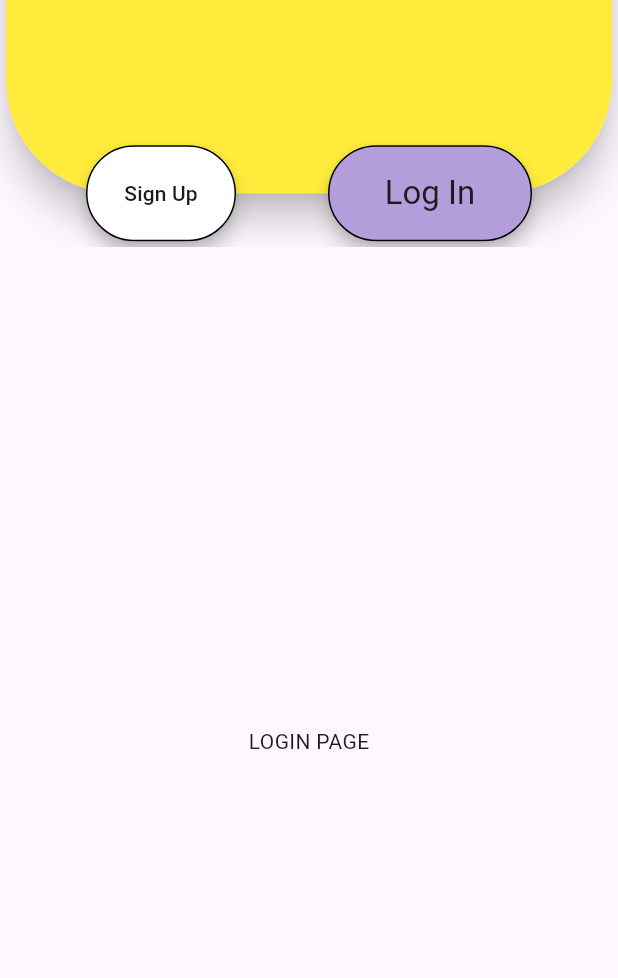
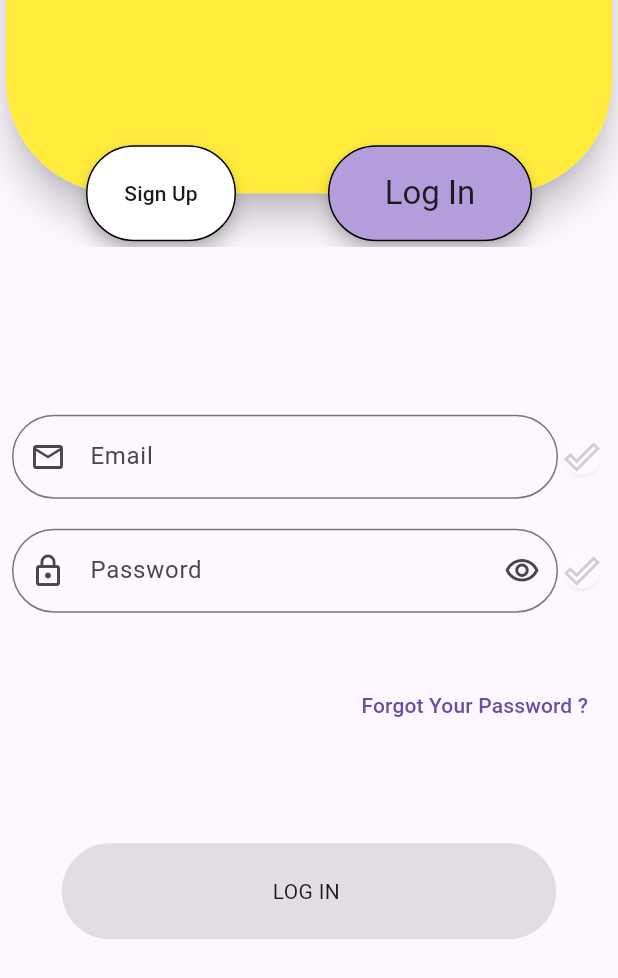
Before and after one commit to cEgemen/weaApp2, a Flutter app: the SignOrLogInView screen opened directly, after a tap on "Log In", on a phone screen of 412 x 824 dp. Shown: the top 978 px of the screen. Run offline on Flutter 3.47's test engine with Material 3 defaults, Android fonts, the phone set to English and light mode, and no system bars; our stand-ins replace flutter_mobx, mobx, shared_preferences; accounts and stored records are empty; generated files the repository leaves out were written again.

Commit message:
log in completted without service

```diff
--- a/lib/core/extensions/context_extension.dart
+++ b/lib/core/extensions/context_extension.dart
@@ -6,4 +6,6 @@ extension ContextExtensions on BuildContext {
   ThemeData get theme => Theme.of(this);
   ColorScheme get colorScheme => theme.colorScheme;
   TextTheme get textTheme => theme.textTheme;
+  MediaQueryData get mediaQ => MediaQuery.of(this);
+
 }
--- a/lib/product/pages/signAndLogInPage/logInPage/log_in_view.dart
+++ b/lib/product/pages/signAndLogInPage/logInPage/log_in_view.dart
@@ -1,14 +1,116 @@
+import 'package:flutter/material.dart';
+import 'package:flutter/widgets.dart';
+import 'package:flutter_mobx/flutter_mobx.dart';
+import '../../../../core/base/base_view.dart';
+import 'log_in_view_state.dart';
+import '../../../useful/padding.dart';
+import '../../../widgets/buttons/templatesButtons/log_in_button.dart';
+import '../../../widgets/textFields/templateW%C4%B0dget/logIn_password_text_field.dart';
 
+class LogInView extends StatefulWidget {
+  const LogInView({super.key});
 
-      import 'package:flutter/material.dart';
+  @override
+  State<LogInView> createState() => _LogInViewState();
+}
 
-class LogInView extends StatelessWidget {
-        const LogInView({super.key});
+class _LogInViewState extends State<LogInView> {
+  @override
+  Widget build(BuildContext context) => BaseView<LogInViewModel>(
+        viewModel: LogInViewModel(),
+        build: (context, viewmodel) => builder(context, viewmodel),
+        initial: (viewModel) {
+          viewModel.setBuildContext(context);
+          viewModel.init();
+        },
+      );
 
-        @override
-        Widget build(BuildContext context) {
-          return const Scaffold(
-                 body: Center(child: Text("LOGIN PAGE"),),
-          );
-        }
-      }
+  Widget builder(BuildContext context, LogInViewModel state) => Padding(
+        padding: const AppPadding.normalHorizontalPadding(),
+        child: Scaffold(
+          resizeToAvoidBottomInset: false,
+          body: Column(
+            children: [
+              Expanded(
+                  flex: 4,
+                  child: Column(
+                    mainAxisAlignment: MainAxisAlignment.end,
+                    children: [
+                      Padding(
+                        padding: const AppPadding.normalOnlyBottomPadding() + const AppPadding.largeOnlyBottomPadding(),
+                        child: _emailTextField(state),
+                      ),
+                      Padding(
+                        padding: const AppPadding.normalOnlyBottomPadding() + const AppPadding.largeOnlyBottomPadding(),
+                        child: passwordTextField(state),
+                      )
+                    ],
+                  )),
+              Expanded(
+                flex: 1,
+                child: _textButton(state),
+              ),
+              Expanded(
+                  flex: 2,
+                  child: _logInButton(state)),
+              const Spacer(flex: 3),
+            ],
+          ),
+        ),
+      );
+
+  Row _emailTextField(LogInViewModel state) {
+    return Row(
+                        children: [
+                          Expanded(
+                            child: TextField(
+                              controller: state.emailController,
+                              onChanged: (value) {
+                                state.checkEmailField();
+                              },
+                              autofillHints: const [AutofillHints.email],
+                              keyboardType: TextInputType.emailAddress,
+                              decoration: InputDecoration(label: Text(state.emailTextFieldText), prefixIcon: const Icon(Icons.email_outlined)),
+                            ),
+                          ),
+                          Observer(builder: (context) => state.setCircleCardIcon(state.isEmailFieldReady))
+                        ],
+                      );
+  }
+
+  Row passwordTextField(LogInViewModel state) {
+    return Row(
+                        children: [
+                          Expanded(
+                              child: LogInPasswordTextField(
+                            controller: state.passwordController,
+                            onChange: (value) {
+                              state.checkPasswordField();
+                            },
+                          )),
+                          Observer(builder: (_) => state.setCircleCardIcon(state.isPasswordFieldReady))
+                        ],
+                      );
+  }
+
+  Row _logInButton(LogInViewModel state) {
+    return Row(
+                  mainAxisAlignment: MainAxisAlignment.center,
+                  crossAxisAlignment: CrossAxisAlignment.end,
+                  children: [
+                    Observer(
+                        builder: (context) => LogInButton(
+                              onPressed: state.isButtonReady ? () {} : null,
+                            ))
+                  ],
+                );
+  }
+
+  Widget _textButton(LogInViewModel state) {
+    return Row(
+      mainAxisAlignment: MainAxisAlignment.end,
+      crossAxisAlignment: CrossAxisAlignment.end,
+      children: [TextButton(onPressed: () {}, child: Text(state.textButtonText))],
+    );
+  }
+}
--- a/lib/product/pages/signAndLogInPage/logInPage/log_in_view_state.dart
+++ b/lib/product/pages/signAndLogInPage/logInPage/log_in_view_state.dart
@@ -0,0 +1,121 @@
+import 'package:flutter/material.dart';
+import 'package:flutter/src/widgets/framework.dart';
+import 'package:mobx/mobx.dart';
+
+import '../../../../core/base/base_view_model.dart';
+import '../../../constants/app_constants.dart';
+import '../../../widgets/cards/circle_icon_card_widget.dart';
+part 'log_in_view_state.g.dart';
+
+class LogInViewModel = _LogInViewModelBase with _$LogInViewModel;
+
+abstract class _LogInViewModelBase with Store, BaseViewModel {
+  final String textButtonText = "Forgot Your Password ?";
+  final String emailTextFieldText = "Email";
+  @observable
+  late bool isButtonReady;
+  @observable
+  late bool isEmailFieldReady;
+  @observable
+  late bool isPasswordFieldReady;
+
+  late final TextEditingController emailController;
+  late final TextEditingController passwordController;
+  final int _maxPasswordLength = 6;
+  @override
+  void setBuildContext(BuildContext context) {
+    bContext = context;
+  }
+
+  @override
+  void init() {
+    isButtonReady = false;
+    isEmailFieldReady = false;
+    isPasswordFieldReady = false;
+    emailController = TextEditingController();
+    passwordController = TextEditingController();
+  }
+
+  Widget setCircleCardIcon(bool isReadyValue) {
+    return CircleIIconCardWidget(
+      icon: Icons.done_outline_outlined,
+      color: _setColor(isReadyValue),
+      sizes: _setSizes(isReadyValue),
+      opacity: _setOpacity(isReadyValue),
+    );
+  }
+
+  double? _setOpacity(bool isReadyValue) => isReadyValue ? null : AppConstants.lowOpacity;
+
+  double? _setSizes(bool isReadyValue) => isReadyValue ? null : AppConstants.lowWidgetSize * .5;
+
+  MaterialColor? _setColor(bool isReadyValue) => isReadyValue ? Colors.green : null;
+
+
+   @action
+  checkEmailField() {
+    final String text = emailController.text;
+    if (text.isNotEmpty && text.contains("@")) {
+      if (isEmailFieldReady != true) {
+        isEmailFieldReady = true;
+        _checkButtonState();
+        return;
+      }
+      _checkButtonState();
+      return;
+    } else {
+      if (isEmailFieldReady != false) {
+        isEmailFieldReady = false;
+         _checkButtonState();
+        return;
+      }
+       _checkButtonState();
+      return;
+    }
+  }
+
+  @action
+  checkPasswordField() {
+    final String text = passwordController.text;
+    if (text.length >= _maxPasswordLength) {
+      if (text.length > _maxPasswordLength) {
+        final subText = text.substring(0, text.length - 1);
+        passwordController.text = subText;
+      }
+      if (isPasswordFieldReady != true) {
+        isPasswordFieldReady = true;
+        _checkButtonState();
+        return;
+      }
+      _checkButtonState();
+      return;
+    } else {
+      if (isPasswordFieldReady != false) {
+        isPasswordFieldReady = false;
+          _checkButtonState();
+        return;
+      }
+        _checkButtonState();
+      return;
+    }
+  }
+
+
+  @action
+  void _checkButtonState() {
+    if (isEmailFieldReady && isPasswordFieldReady) {
+      if (isButtonReady != true) {
+        isButtonReady = true;
+        return;
+      }
+      return;
+    }
+
+    if (isButtonReady != false) {
+      isButtonReady = false;
+      return;
+    }
+    return;
+  }
+
+}
--- a/lib/product/pages/signAndLogInPage/signUpPage/sign_up_view.dart
+++ b/lib/product/pages/signAndLogInPage/signUpPage/sign_up_view.dart
@@ -25,8 +25,7 @@ class _SignUpViewState extends State<SignUpView> {
     return builder;
   }
 
-  Widget get builder => SafeArea(
-          child: Padding(
+  Widget get builder => Padding(
         padding: const AppPadding.normalHorizontalPadding(),
         child: Scaffold(
           resizeToAvoidBottomInset: false,
@@ -40,7 +39,7 @@ class _SignUpViewState extends State<SignUpView> {
             ],
           ),
         ),
-      ));
+      );
 
   Column _formColumn() {
     return Column(
--- a/lib/product/pages/signAndLogInPage/sign_or_log_in_view.dart
+++ b/lib/product/pages/signAndLogInPage/sign_or_log_in_view.dart
@@ -1,5 +1,6 @@
 import 'package:flutter/material.dart';
 import "package:flutter_mobx/flutter_mobx.dart";
+import '../../../core/extensions/context_extension.dart';
 
 import '../../../core/base/base_state.dart';
 import '../../useful/radius.dart';
@@ -26,7 +27,7 @@ class _SignOrLogInViewState extends BaseState<SignOrLogInView> {
           body: Column(
             children: [
               Expanded(
-                  flex: 2,
+                  flex:_setFlexValue(2),
                   child: Stack(
                     children: [
                       _bottomStackWidget(),
@@ -35,7 +36,7 @@ class _SignOrLogInViewState extends BaseState<SignOrLogInView> {
                     ],
                   )),
               Expanded(
-                flex: 8,
+                flex:_setFlexValue(8),
                 child: Observer(
                   builder: (context) {
                     return _state.activePageReturner();
@@ -46,6 +47,8 @@ class _SignOrLogInViewState extends BaseState<SignOrLogInView> {
           ),
         ),
       );
+
+  int _setFlexValue(int value) => context.mediaQ.viewInsets.bottom > 0 ? value-1 : value;
 
   Container _bottomStackWidget() {
     return Container();
@@ -106,7 +109,7 @@ class _SignOrLogInViewState extends BaseState<SignOrLogInView> {
         child: Text(
           _state.animatContainerText1,
           style: _state.animatedContainerTextStyle(context, ActivePageName.signUp),
-        ),
+                   ),
       ),
       onTap: () {
         _state.changeActivePage(ActivePageName.signUp);
--- /dev/null
+++ b/lib/product/widgets/buttons/templatesButtons/log_in_button.dart
@@ -0,0 +1,32 @@
+
+
+import 'package:flutter/material.dart';
+
+import '../../../../core/extensions/context_extension.dart';
+import '../../../constants/app_constants.dart';
+import '../../../useful/radius.dart';
+import '../atomicButtons/normal_button.dart';
+
+class LogInButton extends StatelessWidget {
+  const LogInButton({void Function() ? onPressed, super.key}) : _onPressed = onPressed;
+  final void Function() ?  _onPressed;
+  final double _elevationValue = 20;
+  final String _text = "LOG IN ";
+  @override
+  Widget build(BuildContext context) {
+    return SizedBox(
+      height:AppConstants.lowWidgetSize,
+      width: context.width * .8,
+      child: NormalButton(
+        onPressed: _onPressed,
+        buttonStyle: ElevatedButton.styleFrom(
+            elevation: _elevationValue, shape: RoundedRectangleBorder(borderRadius: BorderRadius.all(AppRadius.mediumCircleRadius()))),
+        child: Center(
+            child: Text(
+          _text,
+          style: context.textTheme.bodyMedium,
+        )),
+      ),
+    );
+  }
+}
--- /dev/null
+++ b/lib/product/widgets/textFields/templateWİdget/logIn_password_text_field.dart
@@ -0,0 +1,25 @@
+
+
+
+   import 'package:flutter/widgets.dart';
+
+import '../atomikWidget/password_text_field.dart';
+
+class LogInPasswordTextField extends StatefulWidget {
+     const LogInPasswordTextField({super.key, required TextEditingController controller,
+      required void Function(String value) onChange}):_ctrl=controller,_onChange=onChange;
+     final TextEditingController _ctrl;
+     final void Function(String value) _onChange;
+     @override
+     State<LogInPasswordTextField> createState() => _LogInPasswordTextFieldState();
+   }
+
+   class _LogInPasswordTextFieldState extends State<LogInPasswordTextField> {
+     @override
+     Widget build(BuildContext context) {
+       return PasswordTextField(
+         controller: widget._ctrl,
+         onChanged: widget._onChange,
+       );
+     }
+   }
```
Also changed, not shown: lib/core/base/base_view.dart (+17 -11 lines), lib/core/base/base_view_model.dart (added, +8 -0 lines), lib/product/pages/signAndLogInPage/signUpPage/sign_up_view_state.dart (+6 -1 lines), lib/product/pages/signAndLogInPage/logInPage/log_in_view_state.g.dart (added).
